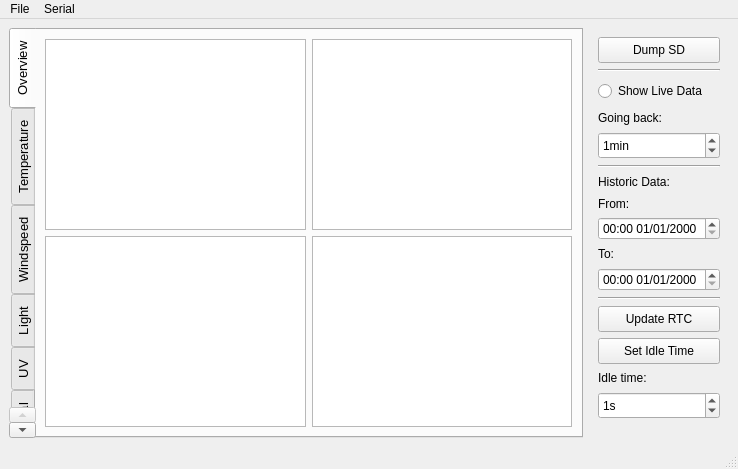
Old version of the form gui/frontend/ui/main_window.ui in the repository Gregox273/Weather-Station.
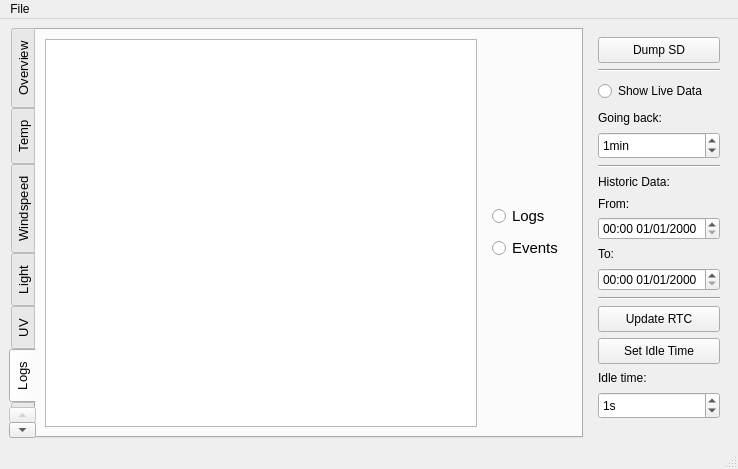
New version of the form. The open tabs and pages were chosen to show the change. Custom widgets are drawn as their Qt base class.

What changed in the file:
```diff
--- a/gui/frontend/ui/main_window.ui
+++ b/gui/frontend/ui/main_window.ui
@@ -296,7 +296,7 @@
       </widget>
       <widget class="QWidget" name="tabTemperature">
        <attribute name="title">
-        <string>Temperature</string>
+        <string>Temp</string>
        </attribute>
        <layout class="QVBoxLayout" name="verticalLayout_2">
         <item>
@@ -374,6 +374,68 @@
         </item>
        </layout>
       </widget>
+      <widget class="QWidget" name="tabLogs">
+       <attribute name="title">
+        <string>Logs</string>
+       </attribute>
+       <layout class="QHBoxLayout" name="horizontalLayout">
+        <item>
+         <widget class="QTextBrowser" name="textBrowserTerminal_2">
+          <property name="minimumSize">
+           <size>
+            <width>0</width>
+            <height>0</height>
+           </size>
+          </property>
+          <property name="openLinks">
+           <bool>true</bool>
+          </property>
+         </widget>
+        </item>
+        <item>
+         <widget class="QWidget" name="widget" native="true">
+          <property name="maximumSize">
+           <size>
+            <width>16777215</width>
+            <height>80</height>
+           </size>
+          </property>
+          <layout class="QVBoxLayout" name="verticalLayout_6">
+           <item>
+            <widget class="QRadioButton" name="radioButtonLogs">
+             <property name="font">
+              <font>
+               <pointsize>11</pointsize>
+              </font>
+             </property>
+             <property name="text">
+              <string>Logs</string>
+             </property>
+             <property name="autoExclusive">
+              <bool>false</bool>
+             </property>
+            </widget>
+           </item>
+           <item>
+            <widget class="QRadioButton" name="radioButtonEvents">
+             <property name="font">
+              <font>
+               <pointsize>11</pointsize>
+              </font>
+             </property>
+             <property name="text">
+              <string>Events</string>
+             </property>
+             <property name="autoExclusive">
+              <bool>false</bool>
+             </property>
+            </widget>
+           </item>
+          </layout>
+         </widget>
+        </item>
+       </layout>
+      </widget>
       <widget class="QWidget" name="tabTerminal">
        <attribute name="title">
         <string>Terminal</string>
@@ -407,13 +469,6 @@
      <height>25</height>
     </rect>
    </property>
-   <widget class="QMenu" name="menuSerial">
-    <property name="title">
-     <string>Serial</string>
-    </property>
-    <addaction name="actionConnect"/>
-    <addaction name="separator"/>
-   </widget>
    <widget class="QMenu" name="menuFile">
     <property name="title">
      <string>File</string>
@@ -424,7 +479,6 @@
     <addaction name="actionExport_Database"/>
    </widget>
    <addaction name="menuFile"/>
-   <addaction name="menuSerial"/>
   </widget>
   <widget class="QStatusBar" name="statusbar"/>
   <action name="actionConnect">
```
